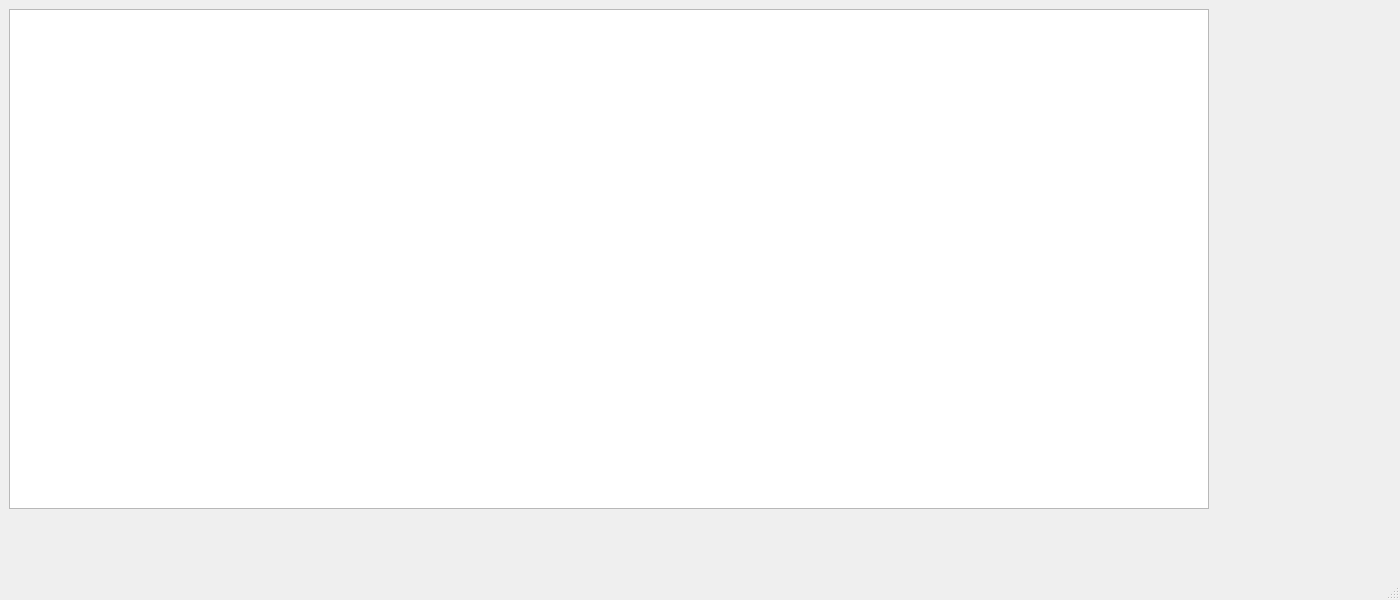
Before: the Qt Designer form mainwindow.ui in Julian-guillermo-zapata-rugeles/disparos_proyectil, drawn with Qt 5.
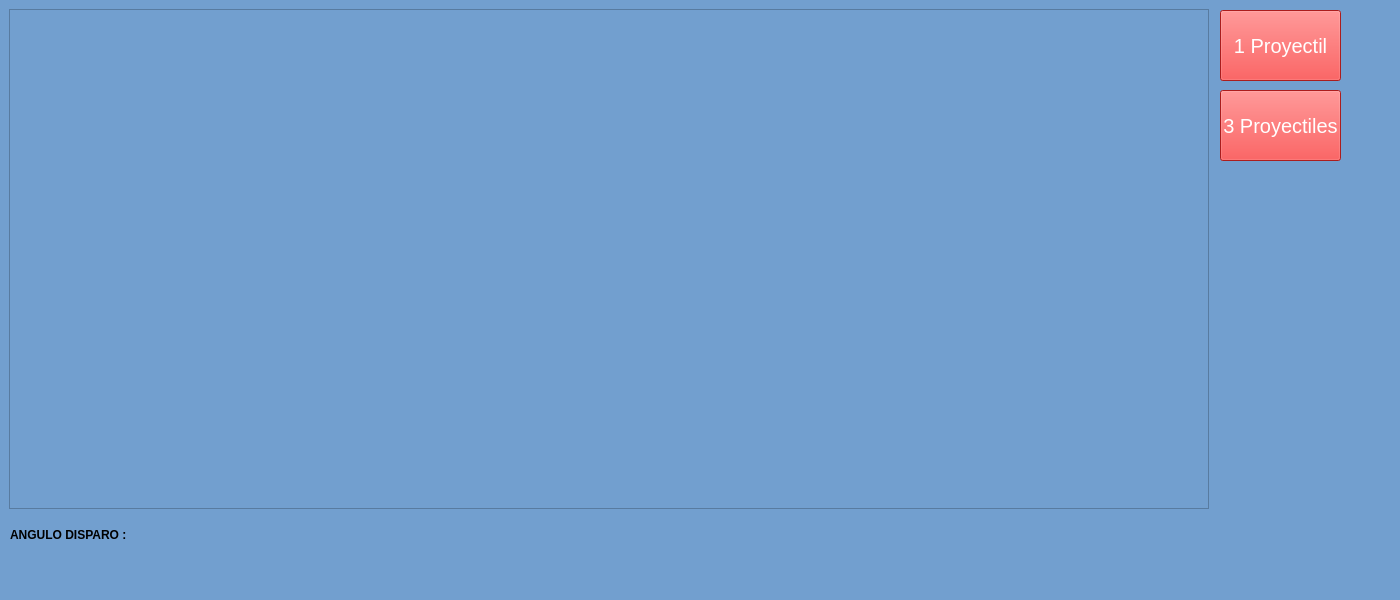
After: the same form once the commit is applied. Icons and pictures are not drawn.

Commit message: intento para interceptar correctamente el disparo

Diff of the .ui file:
```diff
--- a/mainwindow.ui
+++ b/mainwindow.ui
@@ -13,6 +13,9 @@
   <property name="windowTitle">
    <string>MainWindow</string>
   </property>
+  <property name="styleSheet">
+   <string notr="true">background-color: rgb(114, 159, 207);</string>
+  </property>
   <widget class="QWidget" name="centralwidget">
    <widget class="QGraphicsView" name="visorGrafico">
     <property name="geometry">
@@ -22,6 +25,71 @@
       <width>1200</width>
       <height>500</height>
      </rect>
+    </property>
+    <property name="styleSheet">
+     <string notr="true">border-image: url(:/fondo.jpg);</string>
+    </property>
+   </widget>
+   <widget class="QLabel" name="label">
+    <property name="geometry">
+     <rect>
+      <x>10</x>
+      <y>520</y>
+      <width>151</width>
+      <height>31</height>
+     </rect>
+    </property>
+    <property name="text">
+     <string>&lt;html&gt;&lt;head/&gt;&lt;body&gt;&lt;p&gt;&lt;span style=&quot; font-weight:600;&quot;&gt;ANGULO DISPARO :&lt;/span&gt;&lt;/p&gt;&lt;/body&gt;&lt;/html&gt;</string>
+    </property>
+   </widget>
+   <widget class="QLabel" name="labelAngulo">
+    <property name="geometry">
+     <rect>
+      <x>160</x>
+      <y>520</y>
+      <width>81</width>
+      <height>31</height>
+     </rect>
+    </property>
+    <property name="text">
+     <string/>
+    </property>
+   </widget>
+   <widget class="QPushButton" name="btn_1">
+    <property name="geometry">
+     <rect>
+      <x>1220</x>
+      <y>10</y>
+      <width>121</width>
+      <height>71</height>
+     </rect>
+    </property>
+    <property name="styleSheet">
+     <string notr="true">background-color: rgb(239, 41, 41);
+color: rgb(255, 255, 255);
+font:20px;</string>
+    </property>
+    <property name="text">
+     <string>1 Proyectil</string>
+    </property>
+   </widget>
+   <widget class="QPushButton" name="btn_2">
+    <property name="geometry">
+     <rect>
+      <x>1220</x>
+      <y>90</y>
+      <width>121</width>
+      <height>71</height>
+     </rect>
+    </property>
+    <property name="styleSheet">
+     <string notr="true">background-color: rgb(239, 41, 41);
+color: rgb(255, 255, 255);
+font:20px;</string>
+    </property>
+    <property name="text">
+     <string>3 Proyectiles</string>
     </property>
    </widget>
   </widget>
```
The commit also changes 9 other files.
